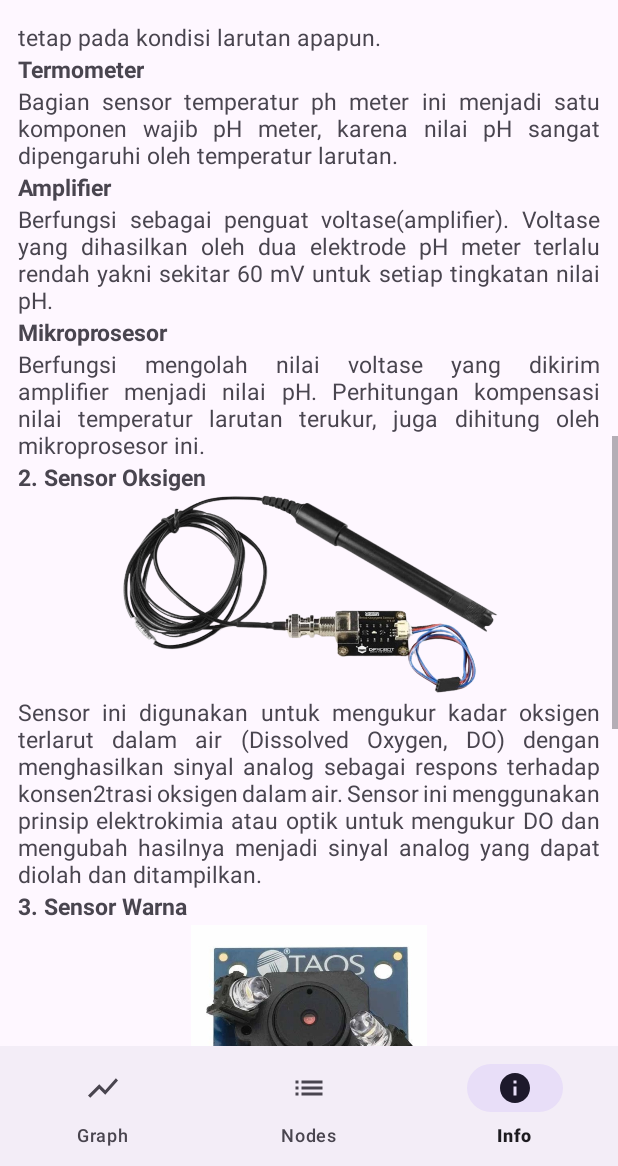
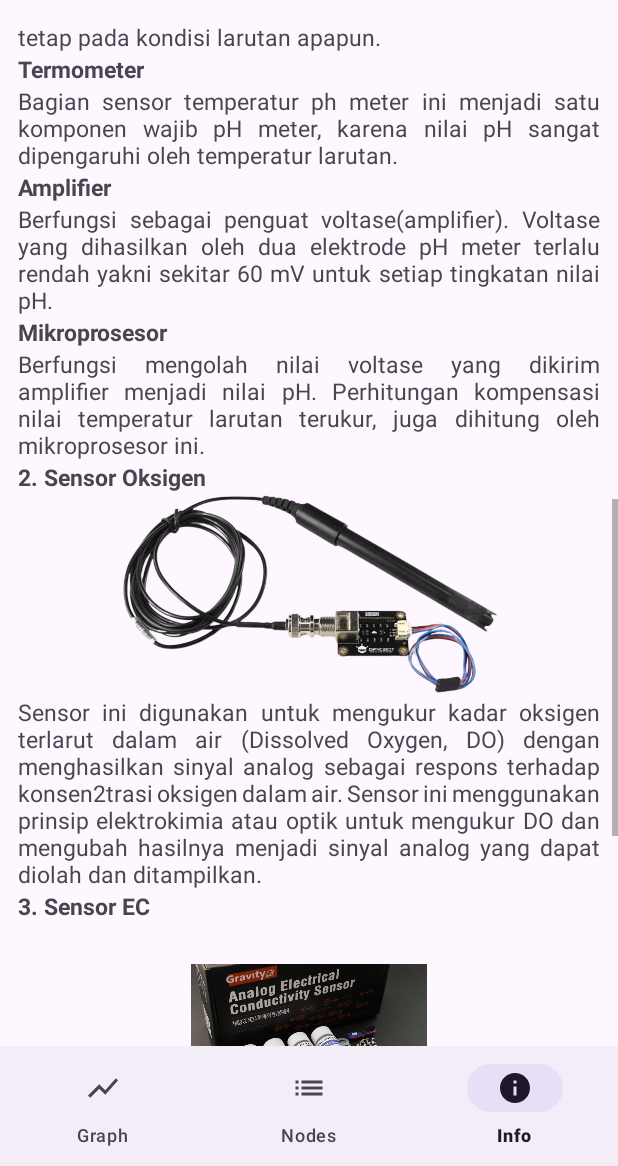
Before and after one commit to meilhamfadil/iamwater-mobile, an Android app: the InfoFragment screen opened through its navigation route, scrolled down 952 dp, on a phone screen of 412 x 824 dp, the part 70-1236 px from its top. Run offline under Robolectric (Android 15) with nearby library versions, the phone set to English and light mode, and no system bars; our stand-ins replace navigation-ui; network calls fail; 1 statement that could not run was skipped.

Commit message:
feat(detail): update device info

```diff
--- a/app/src/main/res/layout/fragment_info.xml
+++ b/app/src/main/res/layout/fragment_info.xml
@@ -155,27 +155,6 @@
         <TextView
             android:layout_width="wrap_content"
             android:layout_height="wrap_content"
-            android:text="@string/sensorwarna"
-            android:textSize="15sp"
-            android:textStyle="bold" />
-
-        <ImageView
-            android:layout_width="157dp"
-            android:layout_height="161dp"
-            android:layout_gravity="center"
-            android:contentDescription="@string/app_name"
-            android:src="@drawable/sensorwarna" />
-
-        <TextView
-            android:layout_width="wrap_content"
-            android:layout_height="wrap_content"
-            android:justificationMode="inter_word"
-            android:text="@string/o1"
-            android:textSize="15sp" />
-
-        <TextView
-            android:layout_width="wrap_content"
-            android:layout_height="wrap_content"
             android:text="@string/_4_sensor_ec"
             android:textSize="15sp"
             android:textStyle="bold" />
--- a/app/src/main/res/values/strings.xml
+++ b/app/src/main/res/values/strings.xml
@@ -64,7 +64,7 @@
     <string name="label_history">Histories</string>
     <string name="label_qos">QoS</string>
     <string name="sensor_electrical_conductivity_yang_digunakan_adalah_df_robot_dfr0300_gravity_analog_electrical_conductivity_sensor_meter_v2_memiliki_akurasi_dengan_besaran_error_hanya_sebesar_5">Sensor electrical conductivity yang digunakan adalah DF Robot DFR0300. Gravity: Analog Electrical Conductivity Sensor /Meter V2 memiliki akurasi dengan besaran error hanya sebesar 5%.</string>
-    <string name="_4_sensor_ec">4. Sensor EC</string>
-    <string name="_5_sensor_tds">5. Sensor TDS</string>
+    <string name="_4_sensor_ec">3. Sensor EC</string>
+    <string name="_5_sensor_tds">4. Sensor TDS</string>
     <string name="sensor_electrical_conductivity_yang_digunakan_adalah_df_robot_sen0244_gravity_analog_tds_sensor_memiliki_akurasi_dengan_besaran_error_hanya_sebesar_kurang_dari_10">Sensor electrical conductivity yang digunakan adalah DF Robot SEN0244. Gravity: Analog TDS Sensor memiliki akurasi dengan besaran error hanya sebesar kurang dari 10%.</string>
 </resources>
```
